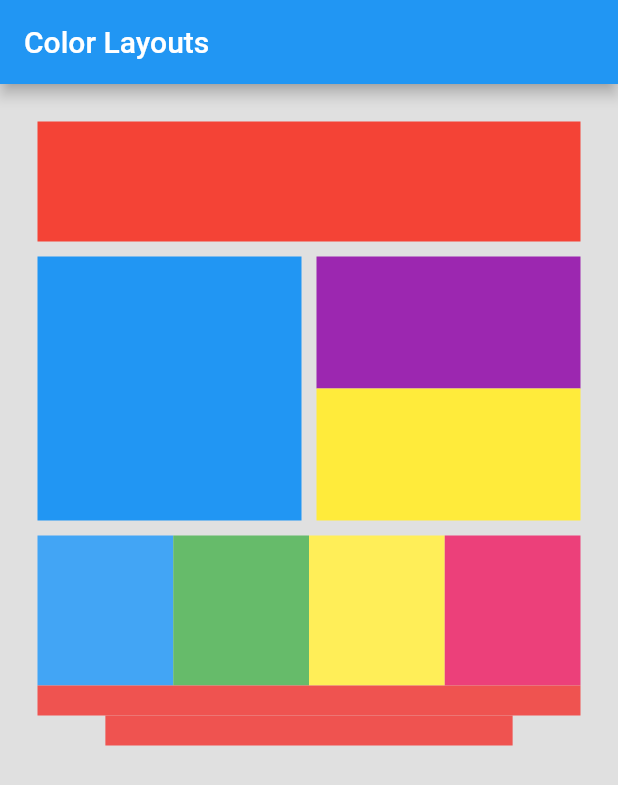
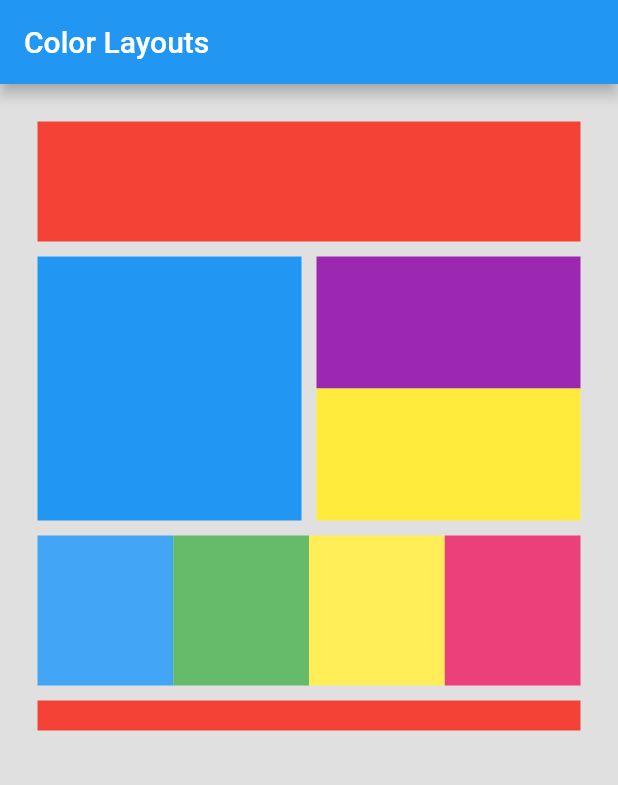
Before and after one commit to ghigbie/flutter_color_layout, a Flutter app: the screen it shows after launch, on a phone screen of 412 x 824 dp. Shown: the top 785 px of the screen. Run offline on Flutter 3.47's test engine with Material 2 defaults, Android fonts, the phone set to English and light mode, and no system bars.

Commit message:
Add new row

```diff
--- a/lib/color_layout.dart
+++ b/lib/color_layout.dart
@@ -64,6 +64,24 @@ class _ThirdRow extends StatelessWidget{
   }
 }
 
+class _AdjustableBlock extends StatelessWidget{
+  final double widthFactor;
+  _AdjustableBlock(this.widthFactor){}
+
+  @override
+  Widget build(BuildContext context) {
+    return Container(
+      padding: EdgeInsets.only(top: _CELL_PADDING),
+      child: Row(
+        children: [
+          Expanded(
+            child: Container(color: Colors.red, height: _SMALL_CELLS_HEIGHT,)
+          )
+        ]
+      )
+    );
+  }
+}
 class ColorLayout extends StatelessWidget{
   @override
   Widget build(BuildContext context){
@@ -78,14 +96,7 @@ class ColorLayout extends StatelessWidget{
             _FirstRow(),
             _SecondRow(),
             _ThirdRow(),
-            Container(
-              color: Colors.red[400],
-              height: _SMALL_CELLS_HEIGHT,
-            ),
-            FractionallySizedBox(
-              widthFactor: 0.75,
-              child: Container(color: Colors.red[400], height: _SMALL_CELLS_HEIGHT),
-            )
+            _AdjustableBlock(1.0),
           ]
             ),
         ),
```
